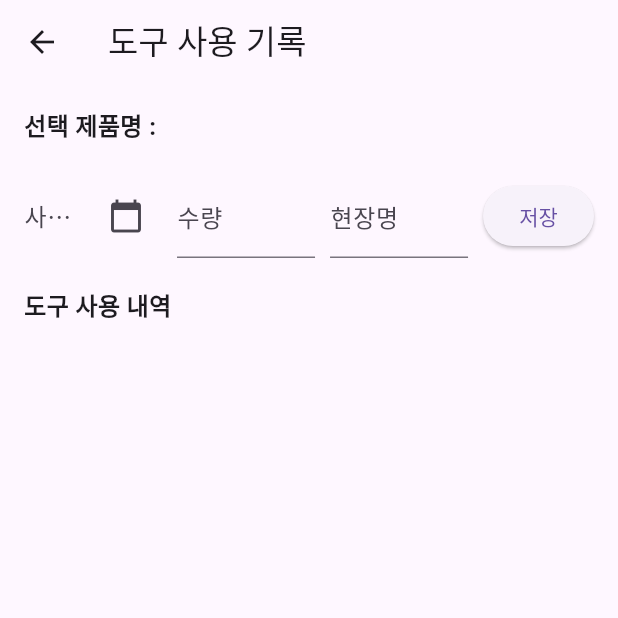
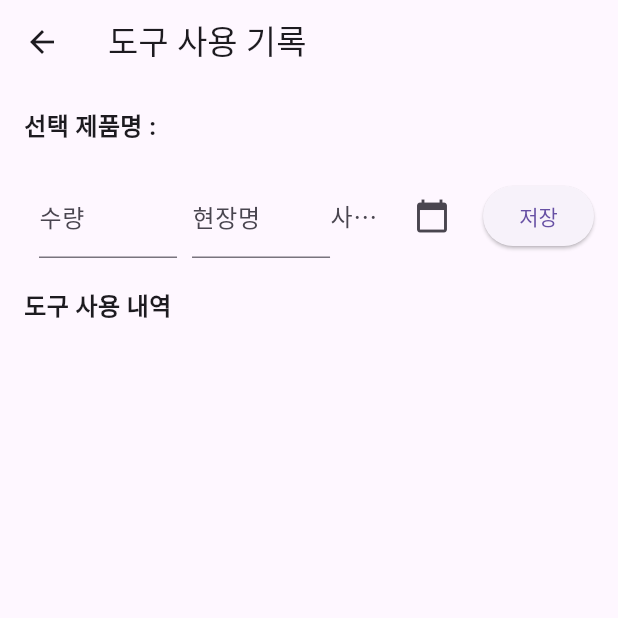
Before and after one commit to HarryKito/tool_management_ledger, a Flutter app: the UseDetailScreen screen opened directly with empty values, on a phone screen of 412 x 824 dp, the top half of it. Run offline on Flutter 3.47's test engine with Material 3 defaults, Android fonts, the phone set to English and light mode, and no system bars; our stand-ins replace sqflite_common_ffi; accounts and stored records are empty.

Commit message:
6月26日(水) update application requirements after metting

```diff
--- a/lib/ToolScreen.dart
+++ b/lib/ToolScreen.dart
@@ -84,7 +84,7 @@ class _ToolsScreenState extends State<ToolsScreen> {
       context: context,
       builder: (BuildContext context) {
         return AlertDialog(
-          title: Text('도구 수정'),
+          title: Text('수정'),
           content: Column(
             mainAxisSize: MainAxisSize.min,
             children: [
--- a/lib/use_detail.dart
+++ b/lib/use_detail.dart
@@ -52,7 +52,7 @@ class _UseDetailScreenState extends State<UseDetailScreen> {
             end: DateTime.now().add(Duration(days: 1)),
           ),
       firstDate: DateTime(2000),
-      lastDate: DateTime(2100),
+      lastDate: DateTime(2200),
     );
     if (picked != null && picked != selectedDateRange) {
       setState(() {
@@ -136,6 +136,26 @@ class _UseDetailScreenState extends State<UseDetailScreen> {
             SizedBox(height: 20),
             Row(
               children: [
+                SizedBox(width: 10),
+                Expanded(
+                  child: TextField(
+                    controller: amountController,
+                    decoration: InputDecoration(
+                      labelText: '수량',
+                    ),
+                    keyboardType: TextInputType.number,
+                    inputFormatters: [FilteringTextInputFormatter.digitsOnly],
+                  ),
+                ),
+                SizedBox(width: 10),
+                Expanded(
+                  child: TextField(
+                    controller: siteNameController,
+                    decoration: InputDecoration(
+                      labelText: '현장명',
+                    ),
+                  ),
+                ),
                 Expanded(
                   child: GestureDetector(
                     onTap: () => _selectDateRange(context),
@@ -153,26 +173,6 @@ class _UseDetailScreenState extends State<UseDetailScreen> {
                           suffixIcon: Icon(Icons.calendar_today),
                         ),
                       ),
-                    ),
-                  ),
-                ),
-                SizedBox(width: 10),
-                Expanded(
-                  child: TextField(
-                    controller: amountController,
-                    decoration: InputDecoration(
-                      labelText: '수량',
-                    ),
-                    keyboardType: TextInputType.number,
-                    inputFormatters: [FilteringTextInputFormatter.digitsOnly],
-                  ),
-                ),
-                SizedBox(width: 10),
-                Expanded(
-                  child: TextField(
-                    controller: siteNameController,
-                    decoration: InputDecoration(
-                      labelText: '현장명',
                     ),
                   ),
                 ),
@@ -196,7 +196,7 @@ class _UseDetailScreenState extends State<UseDetailScreen> {
                   Uses use = toolUses[index];
                   return ListTile(
                     title: Text(
-                        '사용 일자: ${use.startDate.toLocal().toString().split(' ')[0]} - ${use.endDate.toLocal().toString().split(' ')[0]}'),
+                        '사용 일자: ${use.startDate.toLocal().toString().split(' ')[0]} ~ ${use.endDate.toLocal().toString().split(' ')[0]}'),
                     subtitle: Text('사용량: ${use.amount}\n현장명: ${use.siteName}'),
                     trailing: IconButton(
                       icon: Icon(Icons.delete),
```
Also changed, not shown: 1 other file.
